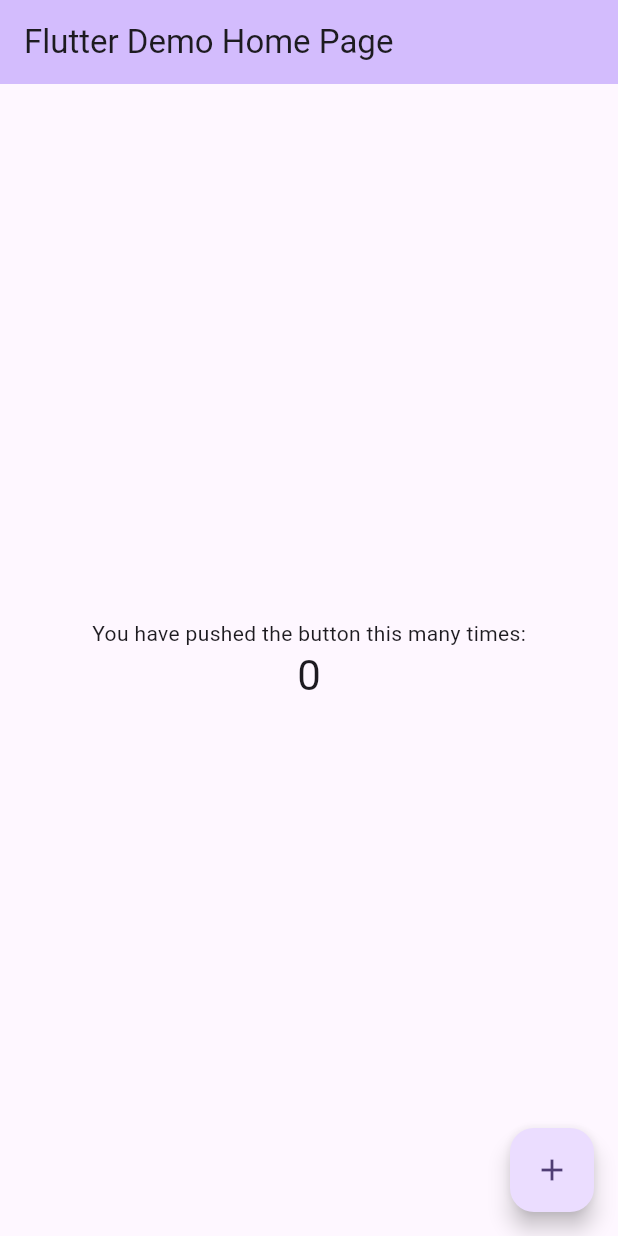
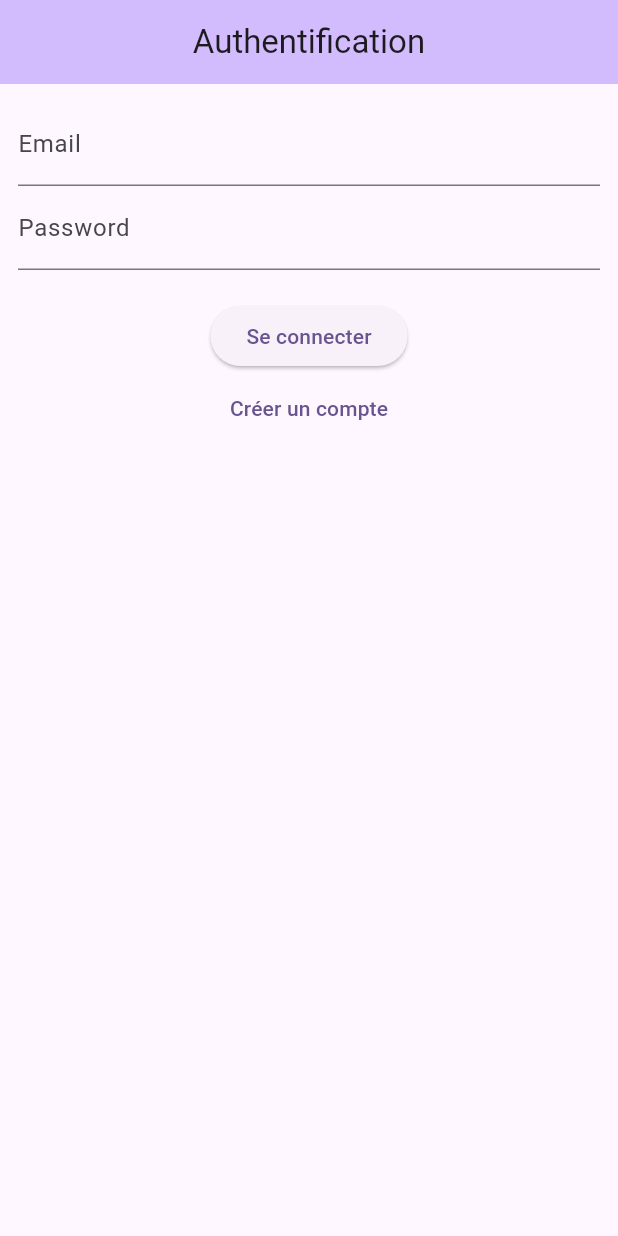
Before and after one commit to Jarod-G/chat2gether, a Flutter app: the screen it shows after launch, on a phone screen of 412 x 824 dp. Run offline on Flutter 3.47's test engine with Material 3 defaults, Android fonts, the phone set to English and light mode, and no system bars; our stand-ins replace cloud_firestore, firebase_auth, firebase_core; accounts and stored records are empty.

Commit message:
Simple Auth system

```diff
--- a/chat2gether_app/lib/main.dart
+++ b/chat2gether_app/lib/main.dart
@@ -1,122 +1,24 @@
+import 'package:chat2gether_app/views/auth_view.dart';
 import 'package:flutter/material.dart';
+import 'package:firebase_core/firebase_core.dart';
 
-void main() {
+Future<void> main() async {
+  WidgetsFlutterBinding.ensureInitialized();
+  await Firebase.initializeApp();
   runApp(const MyApp());
 }
 
 class MyApp extends StatelessWidget {
+
   const MyApp({super.key});
 
   // This widget is the root of your application.
   @override
   Widget build(BuildContext context) {
     return MaterialApp(
-      title: 'Flutter Demo',
-      theme: ThemeData(
-        // This is the theme of your application.
-        //
-        // TRY THIS: Try running your application with "flutter run". You'll see
-        // the application has a purple toolbar. Then, without quitting the app,
-        // try changing the seedColor in the colorScheme below to Colors.green
-        // and then invoke "hot reload" (save your changes or press the "hot
-        // reload" button in a Flutter-supported IDE, or press "r" if you used
-        // the command line to start the app).
-        //
-        // Notice that the counter didn't reset back to zero; the application
-        // state is not lost during the reload. To reset the state, use hot
-        // restart instead.
-        //
-        // This works for code too, not just values: Most code changes can be
-        // tested with just a hot reload.
-        colorScheme: ColorScheme.fromSeed(seedColor: Colors.deepPurple),
-      ),
-      home: const MyHomePage(title: 'Flutter Demo Home Page'),
+      title: 'CHAT2GETHER',
+      theme: ThemeData(colorScheme: ColorScheme.fromSeed(seedColor: Colors.deepPurple),),
+      home: const AuthView(),
     );
   }
 }
-
-class MyHomePage extends StatefulWidget {
-  const MyHomePage({super.key, required this.title});
-
-  // This widget is the home page of your application. It is stateful, meaning
-  // that it has a State object (defined below) that contains fields that affect
-  // how it looks.
-
-  // This class is the configuration for the state. It holds the values (in this
-  // case the title) provided by the parent (in this case the App widget) and
-  // used by the build method of the State. Fields in a Widget subclass are
-  // always marked "final".
-
-  final String title;
-
-  @override
-  State<MyHomePage> createState() => _MyHomePageState();
-}
-
-class _MyHomePageState extends State<MyHomePage> {
-  int _counter = 0;
-
-  void _incrementCounter() {
-    setState(() {
-      // This call to setState tells the Flutter framework that something has
-      // changed in this State, which causes it to rerun the build method below
-      // so that the display can reflect the updated values. If we changed
-      // _counter without calling setState(), then the build method would not be
-      // called again, and so nothing would appear to happen.
-      _counter++;
-    });
-  }
-
-  @override
-  Widget build(BuildContext context) {
-    // This method is rerun every time setState is called, for instance as done
-    // by the _incrementCounter method above.
-    //
-    // The Flutter framework has been optimized to make rerunning build methods
-    // fast, so that you can just rebuild anything that needs updating rather
-    // than having to individually change instances of widgets.
-    return Scaffold(
-      appBar: AppBar(
-        // TRY THIS: Try changing the color here to a specific color (to
-        // Colors.amber, perhaps?) and trigger a hot reload to see the AppBar
-        // change color while the other colors stay the same.
-        backgroundColor: Theme.of(context).colorScheme.inversePrimary,
-        // Here we take the value from the MyHomePage object that was created by
-        // the App.build method, and use it to set our appbar title.
-        title: Text(widget.title),
-      ),
-      body: Center(
-        // Center is a layout widget. It takes a single child and positions it
-        // in the middle of the parent.
-        child: Column(
-          // Column is also a layout widget. It takes a list of children and
-          // arranges them vertically. By default, it sizes itself to fit its
-          // children horizontally, and tries to be as tall as its parent.
-          //
-          // Column has various properties to control how it sizes itself and
-          // how it positions its children. Here we use mainAxisAlignment to
-          // center the children vertically; the main axis here is the vertical
-          // axis because Columns are vertical (the cross axis would be
-          // horizontal).
-          //
-          // TRY THIS: Invoke "debug painting" (choose the "Toggle Debug Paint"
-          // action in the IDE, or press "p" in the console), to see the
-          // wireframe for each widget.
-          mainAxisAlignment: MainAxisAlignment.center,
-          children: <Widget>[
-            const Text('You have pushed the button this many times:'),
-            Text(
-              '$_counter',
-              style: Theme.of(context).textTheme.headlineMedium,
-            ),
-          ],
-        ),
-      ),
-      floatingActionButton: FloatingActionButton(
-        onPressed: _incrementCounter,
-        tooltip: 'Increment',
-        child: const Icon(Icons.add),
-      ), // This trailing comma makes auto-formatting nicer for build methods.
-    );
-  }
-}
--- /dev/null
+++ b/chat2gether_app/lib/views/auth_view.dart
@@ -0,0 +1,71 @@
+import 'package:flutter/material.dart';
+import 'package:firebase_auth/firebase_auth.dart';
+
+class AuthView extends StatefulWidget {
+  const AuthView({super.key});
+  @override
+  State<AuthView> createState() => _AuthViewState();
+}
+
+class _AuthViewState extends State<AuthView> {
+  // VAR
+  final _emailController = TextEditingController();
+  final _passwordController = TextEditingController();
+  bool isLogin = true;
+
+  Future<void> _submit() async {
+    final email = _emailController.text.trim();
+    final password = _passwordController.text.trim();
+
+    try{ // Login user or create account
+      if(isLogin){
+        await FirebaseAuth.instance.signInWithEmailAndPassword(email: email, password: password);
+      }else{
+        await FirebaseAuth.instance.createUserWithEmailAndPassword(email: email, password: password);
+      }
+    }
+    catch(e){ // Error while trying to login or signup
+        ScaffoldMessenger.of(context).showSnackBar(SnackBar(content: Text("Erreur : ${e.toString()}")));
+    }
+  }
+
+
+  @override
+  Widget build(BuildContext context) {
+    return Scaffold(
+      appBar: AppBar(
+        backgroundColor: Theme.of(context).colorScheme.inversePrimary,
+        title: Center(child: Text("Authentification")),
+      ),
+      body: Padding(
+        padding: const EdgeInsets.all(12.0),
+        child: Column(
+          mainAxisAlignment: MainAxisAlignment.start,
+          children: [
+            TextField(
+              controller: _emailController,
+              decoration: InputDecoration(labelText: "Email"),
+            ),
+            TextField(
+              controller: _passwordController,
+              decoration: InputDecoration(labelText: "Password"),
+              obscureText: true,
+            ),
+            const SizedBox(height: 20),
+            ElevatedButton(
+                onPressed: _submit,
+                child: Text(isLogin ? 'Se connecter' : 'Créer un compte'),
+            ),
+            TextButton(
+                onPressed: () => setState(() {
+                  isLogin = !isLogin;
+                }),
+                child: Text(isLogin
+                    ? 'Créer un compte'
+                    : 'Déjà un compte ? Se connecter'),)
+              ]
+            ),
+      ),
+    );
+  }
+}
--- /dev/null
+++ b/chat2gether_app/lib/views/chat_view.dart
@@ -0,0 +1,3 @@
+import 'package:flutter/material.dart';
+import 'package:cloud_firestore/cloud_firestore.dart';
+import 'package:firebase_auth/firebase_auth.dart';
```
Also changed, not shown: chat2gether_app/pubspec.yaml (+4 -5 lines), chat2gether_app/lib/views/create_user.dart (added), chat2gether_app/pubspec.lock, 7 other files.
